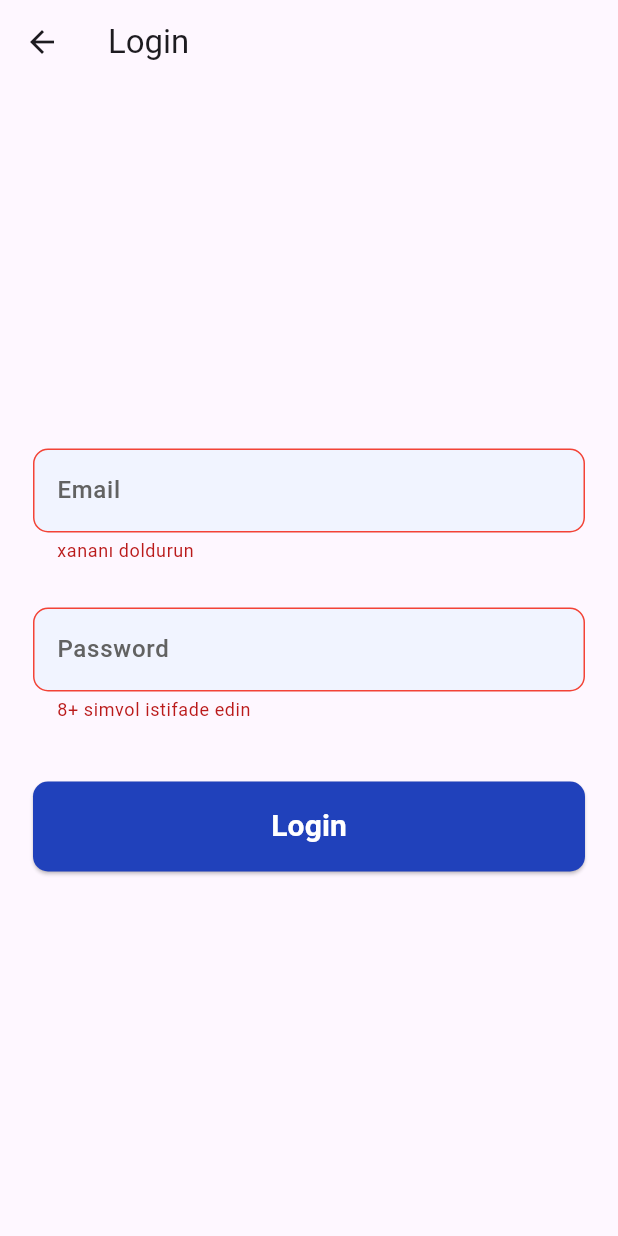
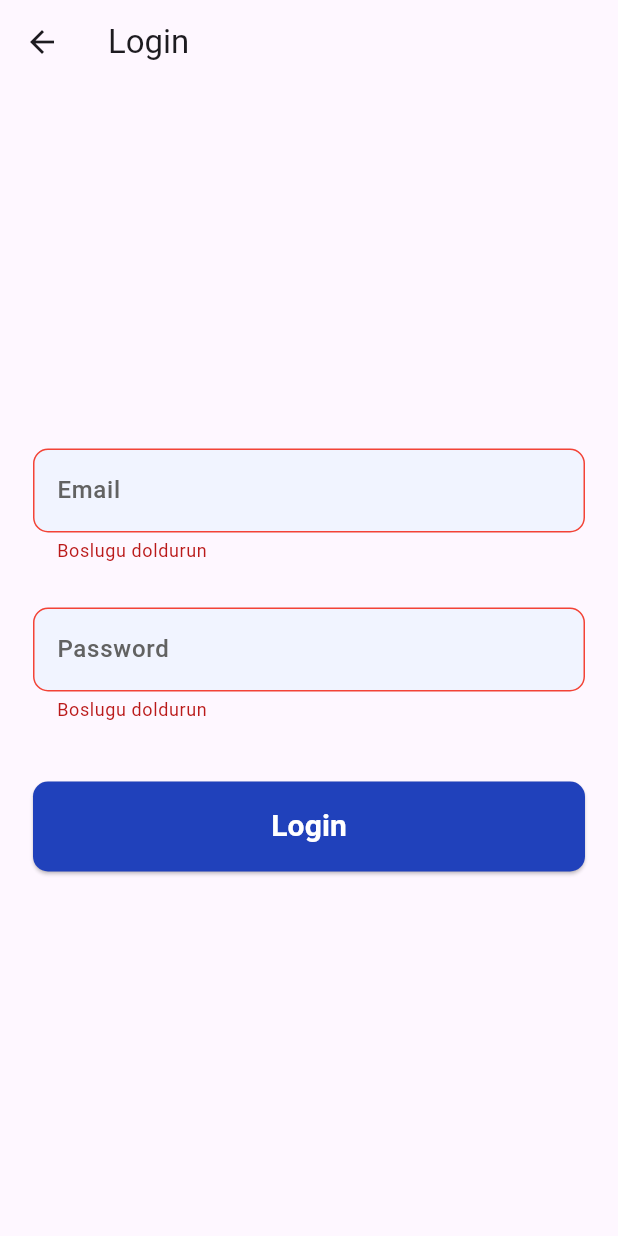
Before and after one commit to QalibAli/new_lesson, a Flutter app: the LoginScreen screen opened directly, after a tap on "Login", on a phone screen of 412 x 824 dp. Run offline on Flutter 3.47's test engine with Material 3 defaults, Android fonts, the phone set to English and light mode, and no system bars.

Commit message:
third commit

```diff
--- a/lib/main.dart
+++ b/lib/main.dart
@@ -1,6 +1,4 @@
-import 'package:first_lesson/presentation/screens/controller/controller_screen.dart';
-import 'package:first_lesson/presentation/screens/welcome/welcome_screen.dart';
-import 'package:first_lesson/utils/pager/pager.dart';
+import 'package:first_lesson/utils/helper/pager.dart';
 import 'package:flutter/material.dart';
 
 void main() {
@@ -19,7 +17,7 @@ class MyApp extends StatelessWidget {
         colorScheme: ColorScheme.fromSeed(seedColor: Colors.deepPurple),
         useMaterial3: true,
       ),
-      home: Pager.login,
+      home: Pager.home,
     );
   }
 }
--- a/lib/presentation/screens/login/login_screen.dart
+++ b/lib/presentation/screens/login/login_screen.dart
@@ -2,57 +2,54 @@ import 'package:first_lesson/presentation/widgets/global_button.dart';
 import 'package:first_lesson/utils/constants/app_color.dart';
 import 'package:first_lesson/utils/constants/app_rooter.dart';
 import 'package:first_lesson/utils/constants/app_texts.dart';
-import 'package:first_lesson/utils/pager/pager.dart';
+import 'package:first_lesson/utils/helper/pager.dart';
 import 'package:flutter/material.dart';
 
 import '../../widgets/global_input_widget.dart';
 
-class LoginScreen extends StatefulWidget {
+class LoginScreen extends StatelessWidget {
   const LoginScreen({super.key});
 
   @override
-  State<LoginScreen> createState() => _LoginScreenState();
-}
-
-class _LoginScreenState extends State<LoginScreen> {
-  final emailController = TextEditingController();
-  final passwordController = TextEditingController();
-
-  @override
   Widget build(BuildContext context) {
-    GlobalKey<FormState> key = GlobalKey<FormState>();
-
+    final emailController = TextEditingController();
+    final passwordController = TextEditingController();
+    final globalKey = GlobalKey<FormState>();
     return Scaffold(
       appBar: AppBar(
         title: const Text('Login'),
       ),
       body: Form(
-        key: key,
+        key: globalKey,
         child: Column(
           mainAxisAlignment: MainAxisAlignment.center,
           children: [
             GlobalInputWidget(
               hintText: 'Email',
+              obscureText: false,
               controller: emailController,
               validator: (v) {
                 if (v!.isEmpty) {
-                  return "xananı doldurun";
+                  return 'Boslugu doldurun';
                 }
+                return null;
               },
-              obscureText: false,
             ),
             const SizedBox(
               height: 30,
             ),
             GlobalInputWidget(
               hintText: 'Password',
+              obscureText: true,
               controller: passwordController,
               validator: (v) {
-                if (v!.length < 8) {
-                  return "8+ simvol istifade edin";
+                if (v!.isEmpty) {
+                  return 'Boslugu doldurun';
+                } else if (v.length <= 8) {
+                  return 'uzunluq 8 den cox olmalidi';
                 }
+                return null;
               },
-              obscureText: true,
             ),
             const SizedBox(
               height: 40,
@@ -64,7 +61,7 @@ class _LoginScreenState extends State<LoginScreen> {
                   backgroundColor: AppColors.blue,
                   foregroundColor: AppColors.white,
                   onPressed: () {
-                    if (key.currentState!.validate()) {
+                    if(globalKey.currentState!.validate()){
                       AppRooter.push(context, Pager.home);
                     }
                   },
--- a/lib/presentation/screens/welcome/widgets/welcome_buttons.dart
+++ b/lib/presentation/screens/welcome/widgets/welcome_buttons.dart
@@ -2,10 +2,8 @@ import 'package:first_lesson/utils/constants/app_color.dart';
 import 'package:first_lesson/utils/constants/app_paddings.dart';
 import 'package:first_lesson/utils/constants/app_rooter.dart';
 import 'package:first_lesson/utils/constants/app_texts.dart';
-import 'package:first_lesson/presentation/screens/login/login_screen.dart';
-import 'package:first_lesson/presentation/screens/register/register_screen.dart';
 import 'package:first_lesson/presentation/widgets/global_button.dart';
-import 'package:first_lesson/utils/pager/pager.dart';
+import 'package:first_lesson/utils/helper/pager.dart';
 import 'package:flutter/material.dart';
 
 class WelcomeButtons extends StatelessWidget {
--- a/lib/presentation/widgets/global_input_widget.dart
+++ b/lib/presentation/widgets/global_input_widget.dart
@@ -7,24 +7,25 @@ class GlobalInputWidget extends StatelessWidget {
   const GlobalInputWidget({
     super.key,
     required this.hintText,
+    required this.obscureText,
     required this.controller,
-    required this.validator, required this.obscureText,
+    required this.validator,
   });
 
   final String hintText;
+  final bool obscureText;
   final TextEditingController controller;
   final String? Function(String?)? validator;
-  final bool obscureText;
 
   @override
   Widget build(BuildContext context) {
     return Padding(
       padding: AppPaddings.lr22,
       child: TextFormField(
+        controller: controller,
+        validator: validator,
         obscureText: obscureText,
         style: AppTextStyles.r14bl,
-        controller: controller,
-        validator: validator,
         decoration: InputDecoration(
           fillColor: AppColors.fillColor,
           filled: true,
--- a/lib/utils/constants/app_color.dart
+++ b/lib/utils/constants/app_color.dart
@@ -4,6 +4,7 @@ class AppColors {
   AppColors._();
 
   static const blue = Color(0xff2041bb);
+  static const green = Colors.green;
   static const red = Colors.red;
   static const white = Colors.white;
   static const black = Colors.black;
--- a/lib/utils/constants/app_paddings.dart
+++ b/lib/utils/constants/app_paddings.dart
@@ -6,4 +6,6 @@ class AppPaddings{
   static const h42 = EdgeInsets.symmetric(horizontal: 42);
   static const lr22 = EdgeInsets.symmetric(horizontal: 22);
   static const h22v50 = EdgeInsets.symmetric(horizontal: 22,vertical: 50);
+  static const h22v22 = EdgeInsets.symmetric(horizontal: 22,vertical: 22);
+  static const all6 = EdgeInsets.all(6);
 }
```
Also changed, not shown: lib/data/model/users_model.dart (added, +48 -0 lines), lib/presentation/screens/controller/controller_screen.dart (+4 -3 lines), lib/presentation/screens/home/home_screen.dart (+45 -27 lines), lib/presentation/screens/home/widgets/home_app_bar.dart (added, +40 -0 lines), lib/data/model/cars_model.dart (added), lib/utils/helper/pager.dart (renamed from lib/utils/pager/pager.dart).
